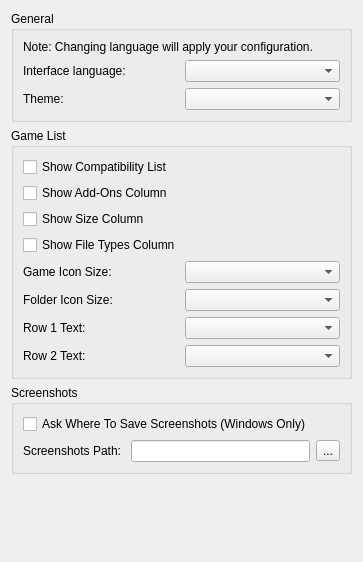
Before: the Qt Designer form src/yuzu/configuration/configure_ui.ui in QuantumGhost/yuzu, drawn with Qt 5.
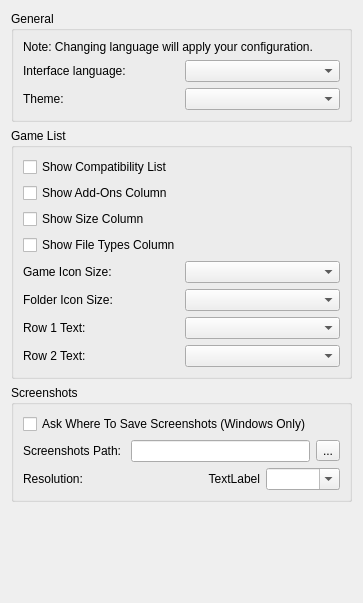
After: the same form once the commit is applied.

Patch:
```diff
--- a/src/yuzu/configuration/configure_ui.ui
+++ b/src/yuzu/configuration/configure_ui.ui
@@ -7,7 +7,7 @@
     <x>0</x>
     <y>0</y>
     <width>363</width>
-    <height>562</height>
+    <height>603</height>
    </rect>
   </property>
   <property name="windowTitle">
@@ -201,6 +201,41 @@
           </item>
          </layout>
         </item>
+        <item>
+         <layout class="QGridLayout" name="gridLayout">
+          <property name="spacing">
+           <number>6</number>
+          </property>
+          <item row="0" column="1">
+           <layout class="QHBoxLayout" name="horizontalLayout_5">
+            <item>
+             <widget class="QLabel" name="screenshot_width">
+              <property name="text">
+               <string>TextLabel</string>
+              </property>
+              <property name="alignment">
+               <set>Qt::AlignRight|Qt::AlignTrailing|Qt::AlignVCenter</set>
+              </property>
+             </widget>
+            </item>
+            <item>
+             <widget class="QComboBox" name="screenshot_height">
+              <property name="editable">
+               <bool>true</bool>
+              </property>
+             </widget>
+            </item>
+           </layout>
+          </item>
+          <item row="0" column="0">
+           <widget class="QLabel" name="label_3">
+            <property name="text">
+             <string>Resolution:</string>
+            </property>
+           </widget>
+          </item>
+         </layout>
+        </item>
        </layout>
       </item>
      </layout>
```
